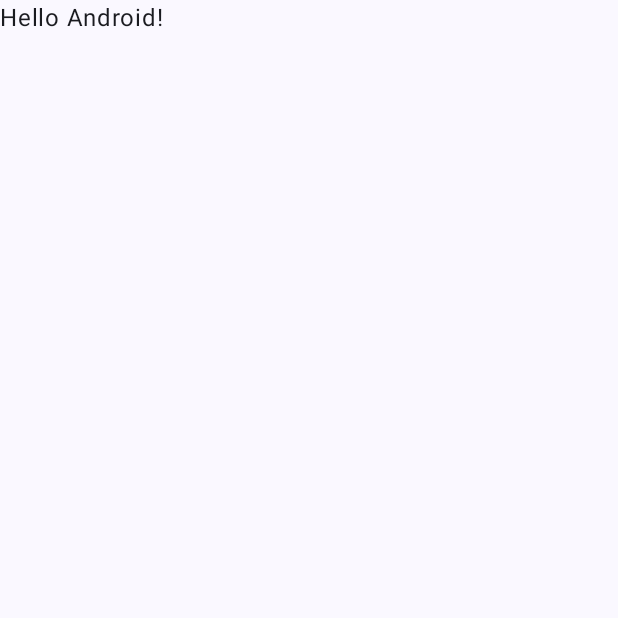
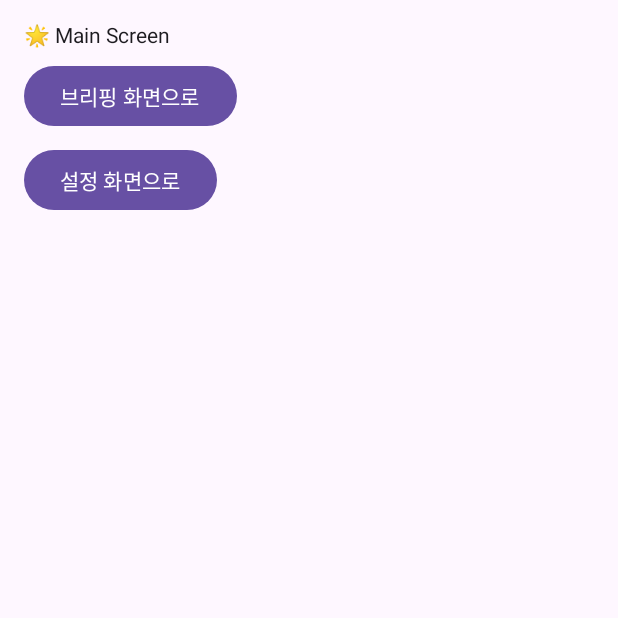
Before and after one commit to Heo-Donghyuk/PNU-SW-Design, an Android app built with Jetpack Compose: the screen it shows after launch (MainActivity), on a phone screen of 412 x 824 dp, the top half of it. Before the commit the part shown is almost empty. Run offline under Robolectric (Android 15) with nearby library versions, the phone set to English and light mode, and no system bars.

Commit message:
feat: 화면 전환 구현

```diff
--- a/app/src/main/java/com/pnu/myweather/MainActivity.kt
+++ b/app/src/main/java/com/pnu/myweather/MainActivity.kt
@@ -3,44 +3,19 @@ package com.pnu.myweather
 import android.os.Bundle
 import androidx.activity.ComponentActivity
 import androidx.activity.compose.setContent
-import androidx.compose.foundation.layout.fillMaxSize
+import androidx.navigation.compose.rememberNavController
+import com.pnu.myweather.core.navigation.AppNavGraph
 import androidx.compose.material3.MaterialTheme
 import androidx.compose.material3.Surface
-import androidx.compose.material3.Text
-import androidx.compose.runtime.Composable
-import androidx.compose.ui.Modifier
-import androidx.compose.ui.tooling.preview.Preview
-import com.pnu.myweather.ui.theme.MyweatherTheme
 
 class MainActivity : ComponentActivity() {
     override fun onCreate(savedInstanceState: Bundle?) {
         super.onCreate(savedInstanceState)
         setContent {
-            MyweatherTheme {
-                // A surface container using the 'background' color from the theme
-                Surface(
-                    modifier = Modifier.fillMaxSize(),
-                    color = MaterialTheme.colorScheme.background
-                ) {
-                    Greeting("Android")
-                }
+            val navController = rememberNavController()
+            Surface(color = MaterialTheme.colorScheme.background) {
+                AppNavGraph(navController = navController)
             }
         }
     }
 }
-
-@Composable
-fun Greeting(name: String, modifier: Modifier = Modifier) {
-    Text(
-        text = "Hello $name!",
-        modifier = modifier
-    )
-}
-
-@Preview(showBackground = true)
-@Composable
-fun GreetingPreview() {
-    MyweatherTheme {
-        Greeting("Android")
-    }
-}
--- /dev/null
+++ b/app/src/main/java/com/pnu/myweather/core/navigation/AppNavGraph.kt
@@ -0,0 +1,31 @@
+package com.pnu.myweather.core.navigation
+
+import androidx.compose.runtime.Composable
+import androidx.navigation.NavHostController
+import androidx.navigation.compose.NavHost
+import androidx.navigation.compose.composable
+import com.pnu.myweather.feature.main.view.MainScreen
+import com.pnu.myweather.feature.briefing.view.BriefingScreen
+import com.pnu.myweather.feature.setting.view.SettingScreen
+
+@Composable
+fun AppNavGraph(navController: NavHostController) {
+    NavHost(navController, startDestination = "main") {
+        composable("main") {
+            MainScreen(
+                onGoToBriefing = { navController.navigate("briefing") },
+                onGoToSetting = { navController.navigate("setting") }
+            )
+        }
+        composable("briefing") {
+            BriefingScreen(
+                onGoBack = { navController.popBackStack() }
+            )
+        }
+        composable("setting") {
+            SettingScreen(
+                onGoBack = { navController.popBackStack() }
+            )
+        }
+    }
+}
--- /dev/null
+++ b/app/src/main/java/com/pnu/myweather/feature/main/view/MainScreen.kt
@@ -0,0 +1,25 @@
+package com.pnu.myweather.feature.main.view
+
+import androidx.compose.material3.*
+import androidx.compose.runtime.Composable
+import androidx.compose.foundation.layout.*
+import androidx.compose.ui.Modifier
+import androidx.compose.ui.unit.dp
+
+@Composable
+fun MainScreen(
+    onGoToBriefing: () -> Unit,
+    onGoToSetting: () -> Unit
+) {
+    Column(modifier = Modifier.fillMaxSize().padding(16.dp)) {
+        Text("🌟 Main Screen")
+        Spacer(modifier = Modifier.height(8.dp))
+        Button(onClick = onGoToBriefing) {
+            Text("브리핑 화면으로")
+        }
+        Spacer(modifier = Modifier.height(8.dp))
+        Button(onClick = onGoToSetting) {
+            Text("설정 화면으로")
+        }
+    }
+}
```
Also changed, not shown: app/src/main/java/com/pnu/myweather/feature/briefing/view/BriefingScreen.kt (added, +18 -0 lines), app/src/main/java/com/pnu/myweather/feature/setting/view/SettingScreen.kt (added, +18 -0 lines).
